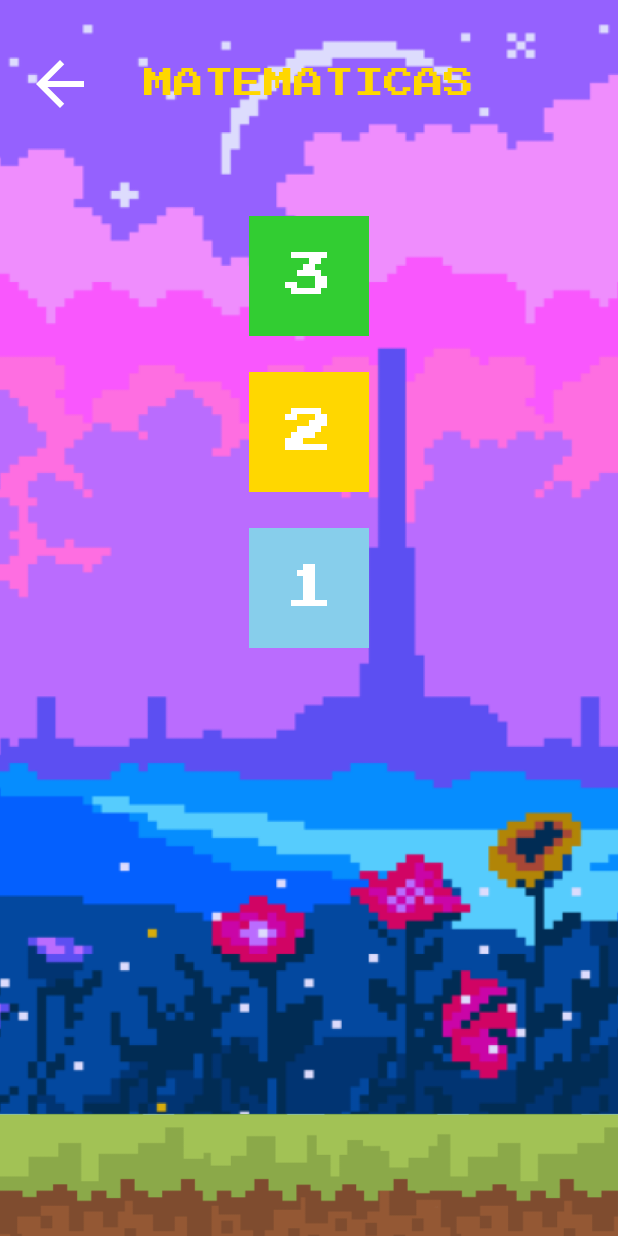
After one commit to StivenChamorro/wooperland_enserio_movil, an Android app built with Jetpack Compose: the LevelPreviewScreen screen opened through its navigation route, on a phone screen of 412 x 824 dp. The commit adds this screen. Run offline under Robolectric (Android 15) with nearby library versions, the phone set to English and light mode, and no system bars.

Commit message:
level screen preview

```diff
--- a/app/src/main/java/com/example/wooperland_enserio/navigation/AppNavigation.kt
+++ b/app/src/main/java/com/example/wooperland_enserio/navigation/AppNavigation.kt
@@ -14,6 +14,7 @@ import com.example.wooperland_enserio.screens.ChangePlayerPasswordScreen
 import com.example.wooperland_enserio.screens.ChangePlayerScreen
 import com.example.wooperland_enserio.screens.EdithFatherScreen
 import com.example.wooperland_enserio.screens.HomeScreen
+import com.example.wooperland_enserio.screens.LevelPreviewScreen
 import com.example.wooperland_enserio.screens.LoginScreen
 import com.example.wooperland_enserio.screens.ProfileScreen
 import com.example.wooperland_enserio.screens.RegisterScreen
@@ -42,7 +43,7 @@ fun AppNavigation(
 
         //rutas de navegacion principales
         composable(NavScreen.HomeScreen.name) {
-            HomeScreen()
+            HomeScreen(navController)
         }
         composable(NavScreen.ProfileScreen.name) {
             ProfileScreen()
@@ -65,6 +66,9 @@ fun AppNavigation(
         composable(NavScreen.ChangePlayerScreen.name) {
            ChangePlayerScreen(navController)
         }
+        composable(NavScreen.LevelPreviewScreen.name) {
+            LevelPreviewScreen(navController)
+        }
 
     }
 }
--- a/app/src/main/java/com/example/wooperland_enserio/navigation/NavScreen.kt
+++ b/app/src/main/java/com/example/wooperland_enserio/navigation/NavScreen.kt
@@ -13,4 +13,5 @@ enum class NavScreen {
     LoginScreen,
     RegisterScreen,
     ChangePlayerScreen,
+    LevelPreviewScreen
 }
--- a/app/src/main/java/com/example/wooperland_enserio/screens/HomeScreen.kt
+++ b/app/src/main/java/com/example/wooperland_enserio/screens/HomeScreen.kt
@@ -29,13 +29,17 @@ import androidx.compose.ui.text.style.TextAlign
 import androidx.compose.ui.tooling.preview.Preview
 import androidx.compose.ui.unit.dp
 import androidx.compose.ui.unit.sp
+import androidx.navigation.NavController
+import androidx.navigation.NavHostController
+import androidx.navigation.compose.rememberNavController
 
 import com.example.wooperland_enserio.R
+import com.example.wooperland_enserio.navigation.NavScreen
 import com.example.wooperland_enserio.ui.theme.Wooperland_enserioTheme
 
 @SuppressLint("InvalidColorHexValue")
 @Composable
-fun HomeScreen() {
+fun HomeScreen(navController: NavController) {
     val configuration = LocalConfiguration.current
     val screenWidth = configuration.screenWidthDp.dp
     val screenHeight = configuration.screenHeightDp.dp
@@ -213,6 +217,7 @@ fun HomeScreen() {
             ) {
                 items(3) {
                     SubjectCard(
+                        navController,
                         modifier = Modifier
                             .width(screenWidth * 0.8f)
                             .height(screenHeight * 0.2f)
@@ -224,11 +229,13 @@ fun HomeScreen() {
 }
 
 @Composable
-fun SubjectCard(modifier: Modifier = Modifier) {
+fun SubjectCard(
+    navController: NavController,
+    modifier: Modifier = Modifier) {
     val customFont2 = FontFamily(Font(R.font.happy_monkey))
 
     Card(
-        onClick = { /*TODO*/ },
+        onClick = {navController.navigate(NavScreen.LevelPreviewScreen.name)},
         modifier = modifier,
         shape = RoundedCornerShape(16.dp)
     ) {
@@ -282,6 +289,7 @@ fun SubjectCard(modifier: Modifier = Modifier) {
 @Composable
 fun HomeScreenPreview() {
     Wooperland_enserioTheme {
-        HomeScreen()
+        val navController = rememberNavController()
+        HomeScreen(navController = navController)
     }
 }
--- /dev/null
+++ b/app/src/main/java/com/example/wooperland_enserio/screens/LevelPreviewScreen.kt
@@ -0,0 +1,203 @@
+package com.example.wooperland_enserio.screens
+
+import android.content.res.Configuration
+import androidx.compose.foundation.Image
+import androidx.compose.foundation.background
+import androidx.compose.foundation.clickable
+import androidx.compose.foundation.layout.*
+import androidx.compose.foundation.rememberScrollState
+import androidx.compose.foundation.verticalScroll
+import androidx.compose.material.icons.Icons
+import androidx.compose.material.icons.filled.ArrowBack
+import androidx.compose.material3.*
+import androidx.compose.runtime.*
+import androidx.compose.ui.Alignment
+import androidx.compose.ui.Modifier
+import androidx.compose.ui.graphics.Brush
+import androidx.compose.ui.graphics.Color
+import androidx.compose.ui.layout.ContentScale
+import androidx.compose.ui.platform.LocalConfiguration
+import androidx.compose.ui.res.painterResource
+import androidx.compose.ui.text.font.Font
+import androidx.compose.ui.text.font.FontFamily
+import androidx.compose.ui.text.style.TextAlign
+import androidx.compose.ui.tooling.preview.Preview
+import androidx.compose.ui.unit.dp
+import androidx.compose.ui.unit.sp
+import androidx.navigation.NavController
+import androidx.navigation.compose.rememberNavController
+import com.example.wooperland_enserio.R
+import com.example.wooperland_enserio.ui.theme.Wooperland_enserioTheme
+
+@Composable
+fun LevelPreviewScreen(navController: NavController) {
+    // Custom font
+    val pixelFont = FontFamily(Font(R.font.press_start_2p))
+
+    // Configuration for responsive design
+    val configuration = LocalConfiguration.current
+    val screenHeight = configuration.screenHeightDp.dp
+    val isLandscape = configuration.orientation == Configuration.ORIENTATION_LANDSCAPE
+
+    // Background gradient colors
+    val gradientColors = listOf(
+        Color(0xFFFF69B4), // Pink
+        Color(0xFF9370DB), // Purple
+        Color(0xFF4169E1)  // Blue
+    )
+
+    Box(
+        modifier = Modifier
+            .fillMaxSize()
+            .background(
+                Brush.verticalGradient(gradientColors)
+            )
+    ) {
+        // Background image
+        // TODO: Add your pixel art background image here
+         Image(
+             painter = painterResource(id = R.drawable.levelpreview),
+             contentDescription = null,
+             modifier = Modifier.fillMaxSize(),
+             contentScale = ContentScale.FillBounds
+         )
+
+        // Main content
+        Column(
+            modifier = Modifier
+                .fillMaxSize()
+                .verticalScroll(rememberScrollState())
+                .padding(16.dp),
+            horizontalAlignment = Alignment.CenterHorizontally
+        ) {
+            // Top bar with back button and title
+            Row(
+                modifier = Modifier
+                    .fillMaxWidth()
+                    .padding(vertical = 16.dp),
+                horizontalArrangement = Arrangement.SpaceBetween,
+                verticalAlignment = Alignment.CenterVertically
+            ) {
+                Icon(
+                    imageVector = Icons.Default.ArrowBack,
+                    contentDescription = "Back",
+                    modifier = Modifier
+                        .size(48.dp)
+                        .clickable { navController.popBackStack() },
+                    tint = Color.White
+                )
+
+                Text(
+                    text = "MATEMATICAS",
+                    fontFamily = pixelFont,
+                    fontSize = 20.sp,
+                    color = Color(0xFFFFD700), // Golden yellow
+                    modifier = Modifier.weight(1f),
+                    textAlign = TextAlign.Center
+                )
+
+                // Placeholder for symmetry
+                Spacer(modifier = Modifier.size(48.dp))
+            }
+
+            // Main content spacing
+            Spacer(modifier = Modifier.height(if (isLandscape) 16.dp else 48.dp))
+
+            // Number blocks
+            Column(
+                modifier = Modifier.fillMaxWidth(),
+                horizontalAlignment = Alignment.CenterHorizontally,
+                verticalArrangement = Arrangement.spacedBy(24.dp)
+            ) {
+                // Number block 3
+                NumberBlock(
+                    number = "3",
+                    backgroundColor = Color(0xFF32CD32), // Dark green
+                    pixelFont = pixelFont,
+                    onClick = { /* Navigate to level 3 */ }
+                )
+
+                // Number block 2
+                NumberBlock(
+                    number = "2",
+                    backgroundColor = Color(0xFFFFD700), // Golden yellow
+                    pixelFont = pixelFont,
+                    onClick = { /* Navigate to level 2 */ }
+                )
+
+                // Number block 1
+                NumberBlock(
+                    number = "1",
+                    backgroundColor = Color(0xFF87CEEB), // Sky blue
+                    pixelFont = pixelFont,
+                    onClick = { /* Navigate to level 1 */ }
+                )
+            }
+
+            // Bottom decorative elements
+            Box(
+                modifier = Modifier
+                    .fillMaxWidth()
+                    .height(100.dp)
+                    .padding(top = 24.dp)
+            ) {
+                // TODO: Add your decorative flower images here
+                // Row(
+                //     modifier = Modifier.fillMaxWidth(),
+                //     horizontalArrangement = Arrangement.SpaceEvenly
+                // ) {
+                //     Image(
+                //         painter = painterResource(id = R.drawable.pixel_flower),
+                //         contentDescription = null,
+                //         modifier = Modifier.size(40.dp)
+                //     )
+                //     // Add more flowers as needed
+                // }
+            }
+        }
+    }
+}
+
+@Composable
+fun NumberBlock(
+    number: String,
+    backgroundColor: Color,
+    pixelFont: FontFamily,
+    onClick: () -> Unit
+) {
+    Box(
+        modifier = Modifier
+            .size(80.dp)
+            .background(backgroundColor)
+            .clickable(onClick = onClick),
+        contentAlignment = Alignment.Center
+    ) {
+        Text(
+            text = number,
+            fontFamily = pixelFont,
+            fontSize = 32.sp,
+            color = Color.White,
+            textAlign = TextAlign.Center
+        )
+    }
+}
+
+// Preview
+@Preview(
+    showBackground = true,
+    widthDp = 360,
+    heightDp = 640
+)
+@Preview(
+    showBackground = true,
+    widthDp = 640,
+    heightDp = 360
+)
+
+@Composable
+fun LevelPreviewScreen() {
+    Wooperland_enserioTheme {
+        LevelPreviewScreen(rememberNavController())
+    }
+
+}
```
Also changed, not shown: app/src/main/java/com/example/wooperland_enserio/screens/LevelScreen.kt (added), app/src/main/res/drawable/axolotl.png (added), app/src/main/res/drawable/ic_audio.png (added), app/src/main/res/drawable/ic_help.png (added), app/src/main/res/drawable/ic_pause.png (added), app/src/main/res/drawable/levelpreview.png (added).
